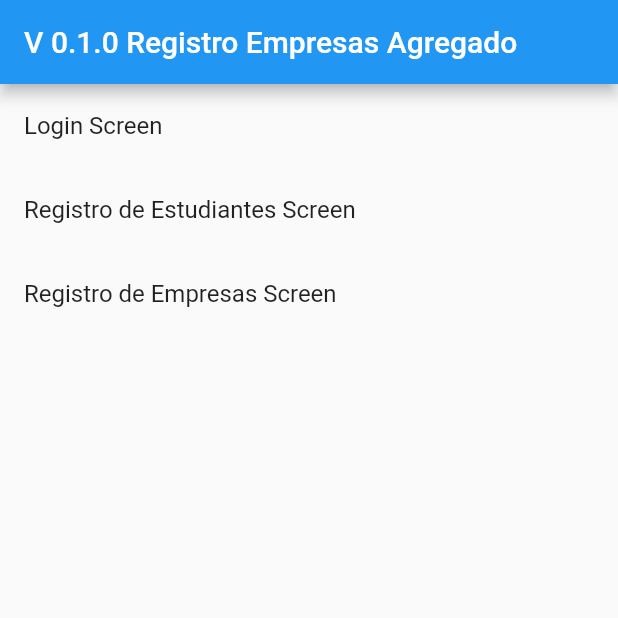
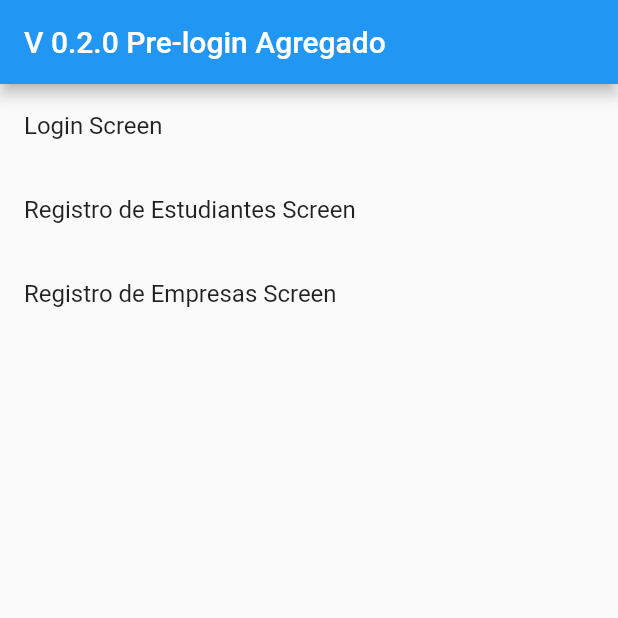
Before and after one commit to felumc/internsmexico, a Flutter app: the screen it shows after launch, on a phone screen of 412 x 824 dp, the top half of it. Run offline on Flutter 3.47's test engine with Material 2 defaults, Android fonts, the light colour scheme and no system bars; missing offline and left inert: dart:ffi.

Commit message:
V 0.2.1 login

```diff
--- a/lib/main.dart
+++ b/lib/main.dart
@@ -17,7 +17,7 @@ class MyApp extends StatelessWidget {
       theme: ThemeData(
         primarySwatch: Colors.blue,
       ),
-      home: const MyHomePage(title: 'V 0.1.0 Registro Empresas Agregado'),
+      home: const MyHomePage(title: 'V 0.2.0 Pre-login Agregado'),
       routes: {
         '/Login': (_) => const LoginScreen(),
         '/Registro_de_estudiantes': (_) => const RegistroEstudianteScreen(),
```
